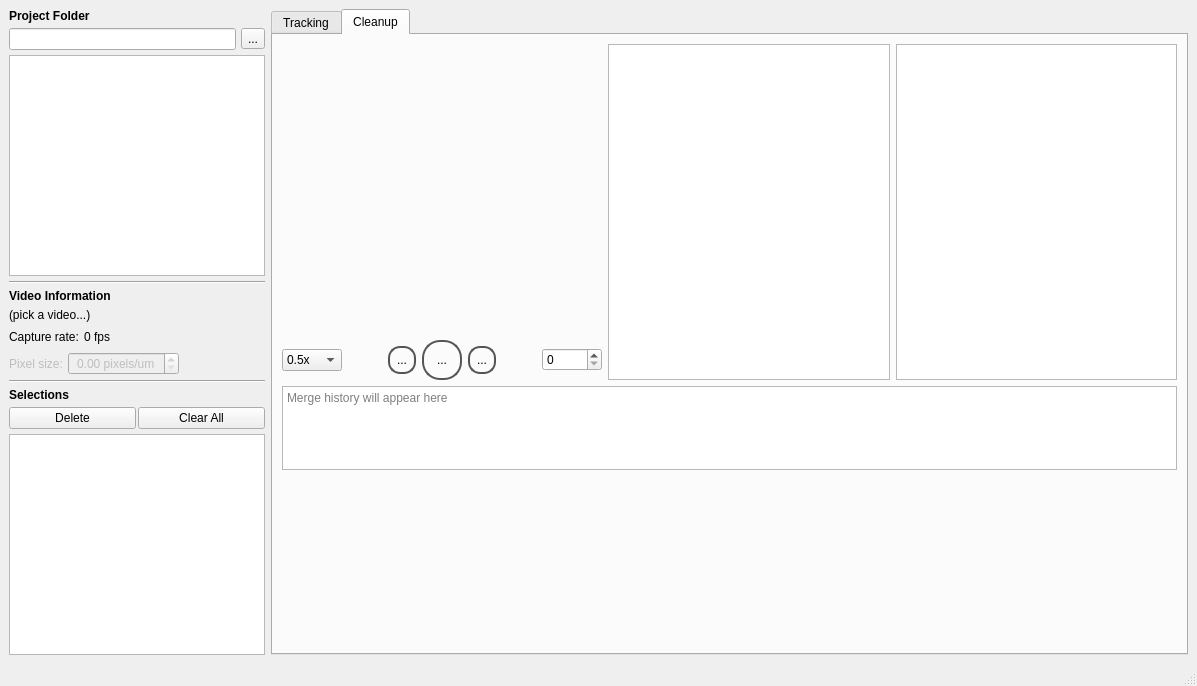
Above: mainwindow.ui from adwolfe/yawt before the change. Below: the same form after it.
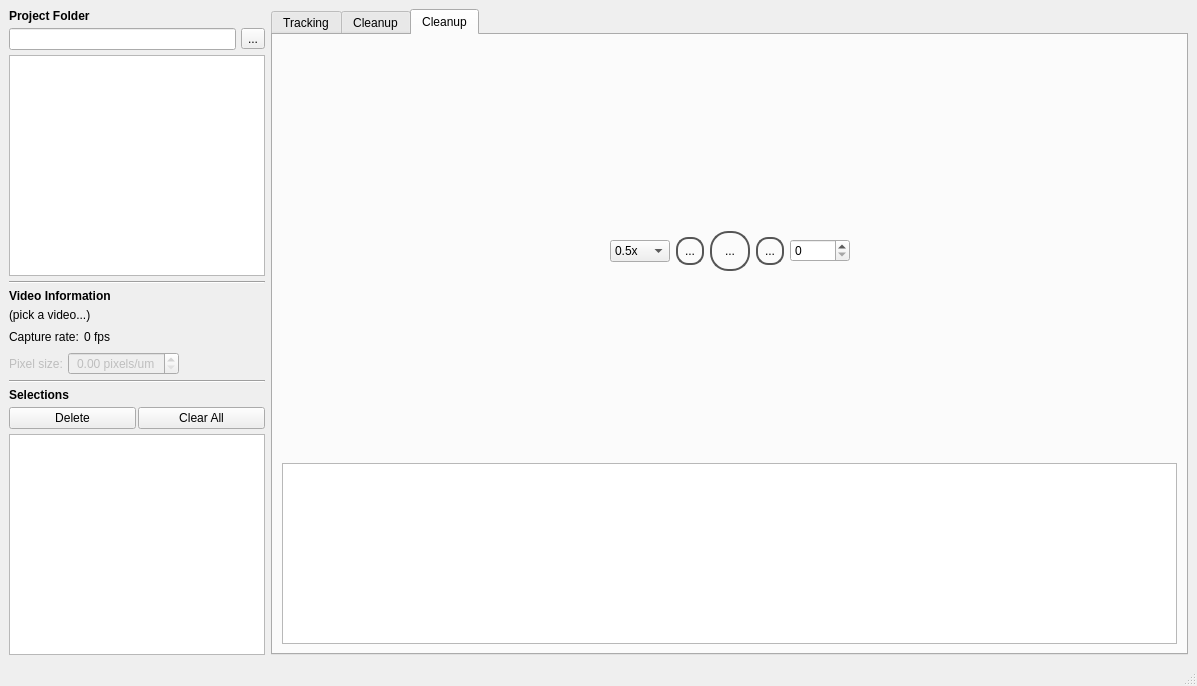
That is the form after the change. Icons and pictures are not drawn. Custom widgets are drawn as their Qt base class.

Patch:
```diff
--- a/mainwindow.ui
+++ b/mainwindow.ui
@@ -1051,18 +1051,50 @@
         </item>
        </layout>
       </widget>
-      <widget class="QWidget" name="cleanupTab">
+      <widget class="QWidget" name="backupTab">
        <attribute name="title">
         <string>Cleanup</string>
        </attribute>
-       <layout class="QVBoxLayout" name="verticalLayout_2" stretch="4,1,2">
+       <layout class="QVBoxLayout" name="verticalLayout_2" stretch="4">
         <item>
          <layout class="QHBoxLayout" name="horizontalLayout_10" stretch="0,1">
           <item>
-           <layout class="QVBoxLayout" name="verticalLayout_3" stretch="3,1">
+           <layout class="QVBoxLayout" name="verticalLayout_3" stretch="">
             <property name="leftMargin">
              <number>0</number>
             </property>
+           </layout>
+          </item>
+          <item>
+           <layout class="QHBoxLayout" name="horizontalLayout_4">
+            <item>
+             <widget class="QTableView" name="annoTableView"/>
+            </item>
+           </layout>
+          </item>
+         </layout>
+        </item>
+       </layout>
+      </widget>
+      <widget class="QWidget" name="cleanupTab">
+       <attribute name="title">
+        <string>Cleanup</string>
+       </attribute>
+       <layout class="QVBoxLayout" name="verticalLayout_4" stretch="5,1,5,5">
+        <item>
+         <layout class="QHBoxLayout" name="horizontalLayout_12">
+          <property name="leftMargin">
+           <number>20</number>
+          </property>
+          <property name="rightMargin">
+           <number>20</number>
+          </property>
+          <item>
+           <widget class="MiniLoader" name="mlon2" native="true"/>
+          </item>
+          <item>
+           <widget class="MiniLoader" name="mlon1" native="true"/>
+          </item>
             <item>
              <widget class="MiniLoader" name="miniLoaderOverlay" native="true">
               <property name="minimumSize">
@@ -1074,6 +1106,14 @@
              </widget>
             </item>
             <item>
+           <widget class="MiniLoader" name="mlop1" native="true"/>
+          </item>
+          <item>
+           <widget class="MiniLoader" name="mlop2" native="true"/>
+          </item>
+         </layout>
+        </item>
+        <item>
              <layout class="QHBoxLayout" name="horizontalLayout_11">
               <property name="spacing">
                <number>-1</number>
@@ -1081,53 +1121,6 @@
               <property name="bottomMargin">
                <number>0</number>
               </property>
-              <item>
-               <widget class="QComboBox" name="comboPlaybackSpeed_2">
-                <property name="sizePolicy">
-                 <sizepolicy hsizetype="Fixed" vsizetype="Fixed">
-                  <horstretch>0</horstretch>
-                  <verstretch>0</verstretch>
-                 </sizepolicy>
-                </property>
-                <property name="minimumSize">
-                 <size>
-                  <width>0</width>
-                  <height>0</height>
-                 </size>
-                </property>
-                <property name="maximumSize">
-                 <size>
-                  <width>80</width>
-                  <height>16777215</height>
-                 </size>
-                </property>
-                <item>
-                 <property name="text">
-                  <string>0.5x</string>
-                 </property>
-                </item>
-                <item>
-                 <property name="text">
-                  <string>1.0x</string>
-                 </property>
-                </item>
-                <item>
-                 <property name="text">
-                  <string>2.5x</string>
-                 </property>
-                </item>
-                <item>
-                 <property name="text">
-                  <string>5.0x</string>
-                 </property>
-                </item>
-                <item>
-                 <property name="text">
-                  <string>10.0x</string>
-                 </property>
-                </item>
-               </widget>
-              </item>
               <item>
                <spacer name="horizontalSpacer_2b">
                 <property name="orientation">
@@ -1141,6 +1134,53 @@
                 </property>
                </spacer>
               </item>
+          <item>
+           <widget class="QComboBox" name="comboPlaybackSpeed_2">
+            <property name="sizePolicy">
+             <sizepolicy hsizetype="Fixed" vsizetype="Fixed">
+              <horstretch>0</horstretch>
+              <verstretch>0</verstretch>
+             </sizepolicy>
+            </property>
+            <property name="minimumSize">
+             <size>
+              <width>0</width>
+              <height>0</height>
+             </size>
+            </property>
+            <property name="maximumSize">
+             <size>
+              <width>80</width>
+              <height>16777215</height>
+             </size>
+            </property>
+            <item>
+             <property name="text">
+              <string>0.5x</string>
+             </property>
+            </item>
+            <item>
+             <property name="text">
+              <string>1.0x</string>
+             </property>
+            </item>
+            <item>
+             <property name="text">
+              <string>2.5x</string>
+             </property>
+            </item>
+            <item>
+             <property name="text">
+              <string>5.0x</string>
+             </property>
+            </item>
+            <item>
+             <property name="text">
+              <string>10.0x</string>
+             </property>
+            </item>
+           </widget>
+          </item>
               <item>
                <widget class="QToolButton" name="firstFrameButton_2">
                 <property name="styleSheet">
@@ -1269,19 +1309,6 @@
                 </property>
                </widget>
               </item>
-              <item>
-               <spacer name="horizontalSpacer_3b">
-                <property name="orientation">
-                 <enum>Qt::Orientation::Horizontal</enum>
-                </property>
-                <property name="sizeHint" stdset="0">
-                 <size>
-                  <width>40</width>
-                  <height>20</height>
-                 </size>
-                </property>
-               </spacer>
-              </item>
               <item>
                <widget class="QSpinBox" name="framePosition_2">
                 <property name="minimumSize">
@@ -1292,41 +1319,58 @@
                 </property>
                </widget>
               </item>
-             </layout>
-            </item>
+          <item>
+           <spacer name="horizontalSpacer_3b">
+            <property name="orientation">
+             <enum>Qt::Orientation::Horizontal</enum>
+            </property>
+            <property name="sizeHint" stdset="0">
+             <size>
+              <width>40</width>
+              <height>20</height>
+             </size>
+            </property>
+           </spacer>
+          </item>
+         </layout>
+        </item>
+        <item>
+         <layout class="QHBoxLayout" name="horizontalLayout_13">
+          <property name="leftMargin">
+           <number>20</number>
+          </property>
+          <property name="topMargin">
+           <number>0</number>
+          </property>
+          <property name="rightMargin">
+           <number>20</number>
+          </property>
+          <item>
+           <widget class="QWidget" name="mmn2" native="true"/>
+          </item>
+          <item>
+           <widget class="QWidget" name="mmn1" native="true"/>
+          </item>
+          <item>
+           <widget class="QWidget" name="mergeMap" native="true"/>
+          </item>
+          <item>
+           <widget class="QWidget" name="mmp1" native="true"/>
+          </item>
+          <item>
+           <widget class="QWidget" name="mmp2" native="true"/>
+          </item>
            </layout>
           </item>
           <item>
-           <layout class="QHBoxLayout" name="horizontalLayout_4">
+         <layout class="QHBoxLayout" name="horizontalLayout_14">
+          <property name="topMargin">
+           <number>0</number>
+          </property>
             <item>
              <widget class="QTableView" name="mergeSplitTableView"/>
             </item>
-            <item>
-             <widget class="QTableView" name="annoTableView"/>
-            </item>
-           </layout>
-          </item>
-         </layout>
-        </item>
-        <item>
-         <widget class="QTextEdit" name="mergeHistoryText">
-          <property name="readOnly">
-           <bool>true</bool>
-          </property>
-          <property name="placeholderText">
-           <string>Merge history will appear here</string>
-          </property>
-         </widget>
-        </item>
-        <item>
-         <widget class="MergeViewer" name="mergeViewer" native="true">
-          <property name="minimumSize">
-           <size>
-            <width>200</width>
-            <height>80</height>
-           </size>
-          </property>
-         </widget>
+         </layout>
         </item>
        </layout>
       </widget>
@@ -1364,12 +1408,6 @@
    <header>miniloader.h</header>
    <container>1</container>
   </customwidget>
-  <customwidget>
-   <class>MergeViewer</class>
-   <extends>QWidget</extends>
-   <header>mergeviewer.h</header>
-   <container>1</container>
-  </customwidget>
  </customwidgets>
  <resources>
   <include location="resources.qrc"/>
```
Left out of the diff: 2 changed lines with no effect on the pictures. Lines whose indentation alone changed are shown as unchanged.
